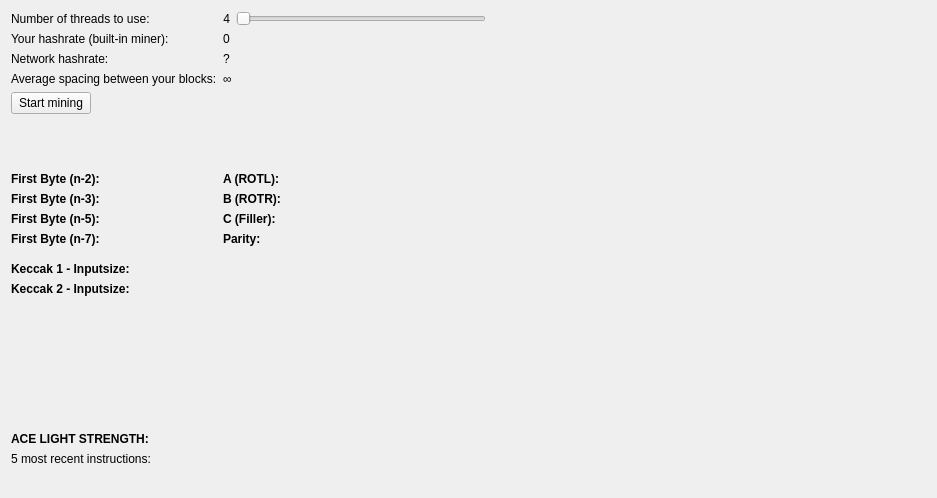
Old version of the form src/qt/forms/miningpage.ui in the repository zettel-kasten/zettelkasten.
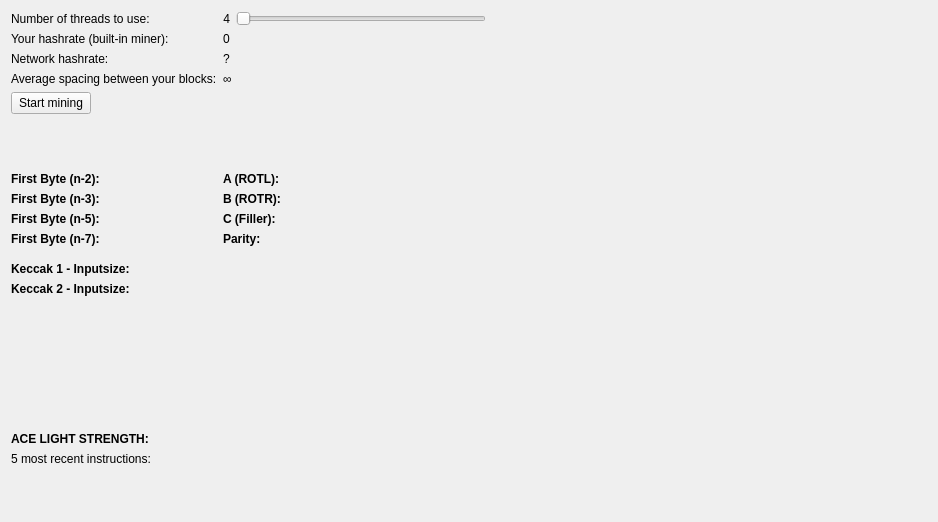
New version of the form.

The edit to the form file:
```diff
--- a/src/qt/forms/miningpage.ui
+++ b/src/qt/forms/miningpage.ui
@@ -6,10 +6,16 @@
    <rect>
     <x>0</x>
     <y>0</y>
-    <width>937</width>
-    <height>498</height>
+    <width>938</width>
+    <height>522</height>
    </rect>
   </property>
+  <property name="minimumSize">
+   <size>
+    <width>0</width>
+    <height>522</height>
+   </size>
+  </property>
   <property name="windowTitle">
    <string>Form</string>
   </property>
```
